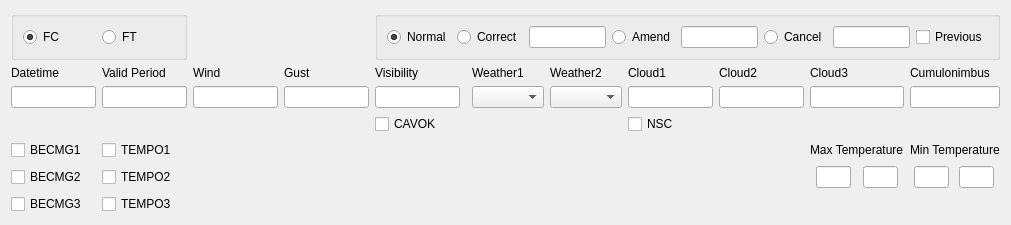
Old version of the form tafor/components/ui/taf_primary.ui in the repository up1and/tafor.
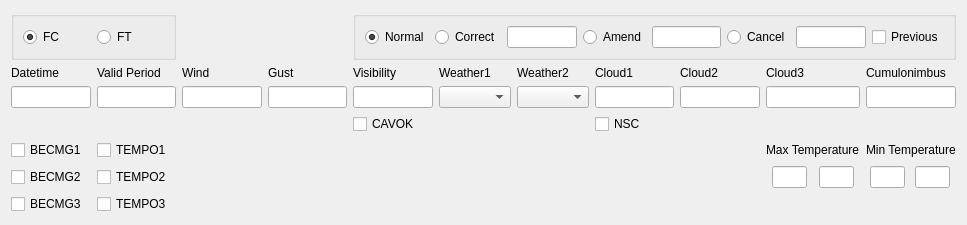
New version of the form.

Patch:
```diff
--- a/tafor/components/ui/taf_primary.ui
+++ b/tafor/components/ui/taf_primary.ui
@@ -6,17 +6,104 @@
    <rect>
     <x>0</x>
     <y>0</y>
-    <width>1011</width>
+    <width>967</width>
     <height>198</height>
    </rect>
   </property>
   <property name="windowTitle">
    <string notr="true">PRIMARY</string>
   </property>
-  <layout class="QVBoxLayout" name="verticalLayout">
-   <item>
-    <layout class="QGridLayout" name="mainLayout">
-     <item row="2" column="9">
+  <layout class="QGridLayout" name="gridLayout">
+   <item row="2" column="1">
+    <widget class="QLineEdit" name="period"/>
+   </item>
+   <item row="1" column="4">
+    <widget class="QLabel" name="visLabel">
+     <property name="text">
+      <string>Visibility</string>
+     </property>
+     <property name="buddy">
+      <cstring>vis</cstring>
+     </property>
+    </widget>
+   </item>
+   <item row="1" column="5">
+    <widget class="QLabel" name="weatherWithIntensityLabel">
+     <property name="text">
+      <string>Weather1</string>
+     </property>
+     <property name="buddy">
+      <cstring>weatherWithIntensity</cstring>
+     </property>
+    </widget>
+   </item>
+   <item row="1" column="10">
+    <widget class="QLabel" name="cbLabel">
+     <property name="text">
+      <string>Cumulonimbus</string>
+     </property>
+     <property name="buddy">
+      <cstring>cb</cstring>
+     </property>
+    </widget>
+   </item>
+   <item row="2" column="8">
+    <widget class="QLineEdit" name="cloud2"/>
+   </item>
+   <item row="2" column="10">
+    <widget class="QLineEdit" name="cb"/>
+   </item>
+   <item row="4" column="0">
+    <widget class="QCheckBox" name="becmg1Checkbox">
+     <property name="text">
+      <string notr="true">BECMG1</string>
+     </property>
+    </widget>
+   </item>
+   <item row="1" column="7">
+    <widget class="QLabel" name="cloud1Label">
+     <property name="text">
+      <string>Cloud1</string>
+     </property>
+     <property name="buddy">
+      <cstring>cloud1</cstring>
+     </property>
+    </widget>
+   </item>
+   <item row="1" column="9">
+    <widget class="QLabel" name="cloud3Label">
+     <property name="text">
+      <string>Cloud3</string>
+     </property>
+     <property name="buddy">
+      <cstring>cloud3</cstring>
+     </property>
+    </widget>
+   </item>
+   <item row="1" column="1">
+    <widget class="QLabel" name="periodLabel">
+     <property name="text">
+      <string>Valid Period</string>
+     </property>
+     <property name="buddy">
+      <cstring>period</cstring>
+     </property>
+    </widget>
+   </item>
+   <item row="1" column="6">
+    <widget class="QLabel" name="weatherLabel">
+     <property name="text">
+      <string>Weather2</string>
+     </property>
+     <property name="buddy">
+      <cstring>weather</cstring>
+     </property>
+    </widget>
+   </item>
+   <item row="2" column="0">
+    <widget class="QLineEdit" name="date"/>
+   </item>
+   <item row="1" column="8">
       <widget class="QLabel" name="cloud2Label">
        <property name="text">
         <string>Cloud2</string>
@@ -26,19 +113,36 @@
        </property>
       </widget>
      </item>
-     <item row="3" column="10">
+   <item row="2" column="2">
+    <widget class="QLineEdit" name="wind"/>
+   </item>
+   <item row="1" column="3">
+    <widget class="QLabel" name="gustLabel">
+     <property name="text">
+      <string>Gust</string>
+     </property>
+     <property name="buddy">
+      <cstring>gust</cstring>
+     </property>
+    </widget>
+   </item>
+   <item row="2" column="7">
+    <widget class="QLineEdit" name="cloud1"/>
+   </item>
+   <item row="2" column="9">
       <widget class="QLineEdit" name="cloud3"/>
      </item>
-     <item row="3" column="1">
-      <widget class="QLineEdit" name="period"/>
-     </item>
      <item row="3" column="7">
-      <widget class="QComboBox" name="weather"/>
-     </item>
-     <item row="3" column="2">
-      <widget class="QLineEdit" name="wind"/>
-     </item>
-     <item row="2" column="2">
+    <widget class="QCheckBox" name="nsc">
+     <property name="text">
+      <string notr="true">NSC</string>
+     </property>
+    </widget>
+   </item>
+   <item row="2" column="3">
+    <widget class="QLineEdit" name="gust"/>
+   </item>
+   <item row="1" column="2">
       <widget class="QLabel" name="windLabel">
        <property name="text">
         <string>Wind</string>
@@ -48,14 +152,13 @@
        </property>
       </widget>
      </item>
-     <item row="6" column="1">
-      <widget class="QCheckBox" name="tempo2Checkbox">
-       <property name="text">
-        <string notr="true">TEMPO2</string>
-       </property>
-      </widget>
-     </item>
-     <item row="4" column="4">
+   <item row="2" column="4">
+    <widget class="QLineEdit" name="vis"/>
+   </item>
+   <item row="2" column="6">
+    <widget class="QComboBox" name="weather"/>
+   </item>
+   <item row="3" column="4">
       <widget class="QCheckBox" name="cavok">
        <property name="text">
         <string notr="true">CAVOK</string>
@@ -65,31 +168,7 @@
        </property>
       </widget>
      </item>
-     <item row="6" column="11">
-      <layout class="QHBoxLayout" name="horizontalLayout_2">
-       <item>
-        <widget class="QLineEdit" name="tmin">
-         <property name="maximumSize">
-          <size>
-           <width>35</width>
-           <height>16777215</height>
-          </size>
-         </property>
-        </widget>
-       </item>
-       <item>
-        <widget class="QLineEdit" name="tminTime">
-         <property name="maximumSize">
-          <size>
-           <width>35</width>
-           <height>16777215</height>
-          </size>
-         </property>
-        </widget>
-       </item>
-      </layout>
-     </item>
-     <item row="2" column="0">
+   <item row="1" column="0">
       <widget class="QLabel" name="dateLabel">
        <property name="text">
         <string>Datetime</string>
@@ -99,27 +178,7 @@
        </property>
       </widget>
      </item>
-     <item row="2" column="6">
-      <widget class="QLabel" name="weatherWithIntensityLabel">
-       <property name="text">
-        <string>Weather1</string>
-       </property>
-       <property name="buddy">
-        <cstring>weatherWithIntensity</cstring>
-       </property>
-      </widget>
-     </item>
-     <item row="2" column="8">
-      <widget class="QLabel" name="cloud1Label">
-       <property name="text">
-        <string>Cloud1</string>
-       </property>
-       <property name="buddy">
-        <cstring>cloud1</cstring>
-       </property>
-      </widget>
-     </item>
-     <item row="6" column="10">
+   <item row="5" column="9">
       <layout class="QHBoxLayout" name="horizontalLayout">
        <item>
         <widget class="QLineEdit" name="tmax">
@@ -143,125 +202,85 @@
        </item>
       </layout>
      </item>
-     <item row="5" column="0">
-      <widget class="QCheckBox" name="becmg1Checkbox">
+   <item row="5" column="1">
+    <widget class="QCheckBox" name="tempo2Checkbox">
        <property name="text">
-        <string notr="true">BECMG1</string>
+      <string notr="true">TEMPO2</string>
        </property>
       </widget>
      </item>
-     <item row="2" column="3">
-      <widget class="QLabel" name="gustLabel">
-       <property name="text">
-        <string>Gust</string>
-       </property>
-       <property name="buddy">
-        <cstring>gust</cstring>
-       </property>
-      </widget>
-     </item>
-     <item row="2" column="4">
-      <widget class="QLabel" name="visLabel">
-       <property name="text">
-        <string>Visibility</string>
-       </property>
-       <property name="buddy">
-        <cstring>vis</cstring>
-       </property>
-      </widget>
-     </item>
-     <item row="3" column="9">
-      <widget class="QLineEdit" name="cloud2"/>
-     </item>
-     <item row="2" column="10">
-      <widget class="QLabel" name="cloud3Label">
-       <property name="text">
-        <string>Cloud3</string>
-       </property>
-       <property name="buddy">
-        <cstring>cloud3</cstring>
-       </property>
-      </widget>
-     </item>
-     <item row="2" column="7">
-      <widget class="QLabel" name="weatherLabel">
-       <property name="text">
-        <string>Weather2</string>
-       </property>
-       <property name="buddy">
-        <cstring>weather</cstring>
-       </property>
-      </widget>
-     </item>
-     <item row="3" column="0">
-      <widget class="QLineEdit" name="date"/>
-     </item>
-     <item row="3" column="3">
-      <widget class="QLineEdit" name="gust"/>
-     </item>
      <item row="5" column="10">
-      <widget class="QLabel" name="tempMaxLabel">
+    <layout class="QHBoxLayout" name="horizontalLayout_2">
+     <item>
+      <widget class="QLineEdit" name="tmin">
+       <property name="maximumSize">
+        <size>
+         <width>35</width>
+         <height>16777215</height>
+        </size>
+       </property>
+      </widget>
+     </item>
+     <item>
+      <widget class="QLineEdit" name="tminTime">
+       <property name="maximumSize">
+        <size>
+         <width>35</width>
+         <height>16777215</height>
+        </size>
+       </property>
+      </widget>
+     </item>
+    </layout>
+   </item>
+   <item row="4" column="10">
+    <widget class="QLabel" name="tempMinLabel">
        <property name="text">
-        <string>Max Temperature</string>
+      <string>Min Temperature</string>
        </property>
        <property name="buddy">
         <cstring>tmax</cstring>
        </property>
       </widget>
      </item>
-     <item row="6" column="0">
+   <item row="6" column="1">
+    <widget class="QCheckBox" name="tempo3Checkbox">
+     <property name="text">
+      <string notr="true">TEMPO3</string>
+     </property>
+    </widget>
+   </item>
+   <item row="5" column="0">
       <widget class="QCheckBox" name="becmg2Checkbox">
        <property name="text">
         <string notr="true">BECMG2</string>
        </property>
       </widget>
      </item>
-     <item row="7" column="0">
+   <item row="4" column="1">
+    <widget class="QCheckBox" name="tempo1Checkbox">
+     <property name="text">
+      <string notr="true">TEMPO1</string>
+     </property>
+    </widget>
+   </item>
+   <item row="6" column="0">
       <widget class="QCheckBox" name="becmg3Checkbox">
        <property name="text">
         <string notr="true">BECMG3</string>
        </property>
       </widget>
      </item>
-     <item row="3" column="11">
-      <widget class="QLineEdit" name="cb"/>
-     </item>
-     <item row="2" column="11">
-      <widget class="QLabel" name="cbLabel">
+   <item row="4" column="9">
+    <widget class="QLabel" name="tempMaxLabel">
        <property name="text">
-        <string>Cumulonimbus</string>
+      <string>Max Temperature</string>
        </property>
        <property name="buddy">
         <cstring>cb</cstring>
        </property>
       </widget>
      </item>
-     <item row="5" column="11">
-      <widget class="QLabel" name="tempMinLabel">
-       <property name="text">
-        <string>Min Temperature</string>
-       </property>
-       <property name="buddy">
-        <cstring>tmin</cstring>
-       </property>
-      </widget>
-     </item>
-     <item row="2" column="1">
-      <widget class="QLabel" name="periodLabel">
-       <property name="text">
-        <string>Valid Period</string>
-       </property>
-       <property name="buddy">
-        <cstring>period</cstring>
-       </property>
-      </widget>
-     </item>
-     <item row="3" column="6">
-      <widget class="QComboBox" name="weatherWithIntensity"/>
-     </item>
-     <item row="3" column="8">
-      <widget class="QLineEdit" name="cloud1"/>
-     </item>
      <item row="0" column="0" colspan="2">
       <widget class="QGroupBox" name="typeGroup">
        <property name="title">
@@ -288,17 +307,7 @@
        </layout>
       </widget>
      </item>
-     <item row="3" column="4">
-      <widget class="QLineEdit" name="vis"/>
-     </item>
-     <item row="5" column="1">
-      <widget class="QCheckBox" name="tempo1Checkbox">
-       <property name="text">
-        <string notr="true">TEMPO1</string>
-       </property>
-      </widget>
-     </item>
-     <item row="0" column="4" colspan="8">
+   <item row="0" column="4" colspan="7">
       <widget class="QGroupBox" name="sortGroup">
        <property name="title">
         <string/>
@@ -354,21 +363,8 @@
        </layout>
       </widget>
      </item>
-     <item row="4" column="8">
-      <widget class="QCheckBox" name="nsc">
-       <property name="text">
-        <string notr="true">NSC</string>
-       </property>
-      </widget>
-     </item>
-     <item row="7" column="1">
-      <widget class="QCheckBox" name="tempo3Checkbox">
-       <property name="text">
-        <string notr="true">TEMPO3</string>
-       </property>
-      </widget>
-     </item>
-    </layout>
+   <item row="2" column="5">
+    <widget class="QComboBox" name="weatherWithIntensity"/>
    </item>
   </layout>
  </widget>
```
Left out of the diff: 10 changed lines with no effect on the pictures. Lines whose indentation alone changed are shown as unchanged.
